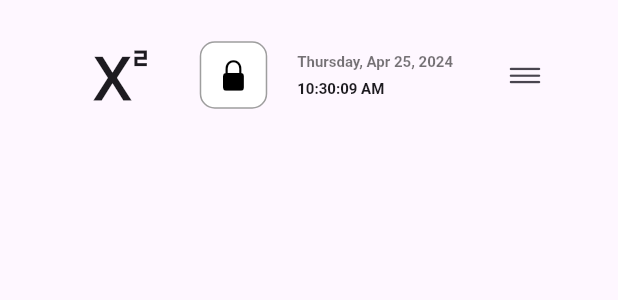
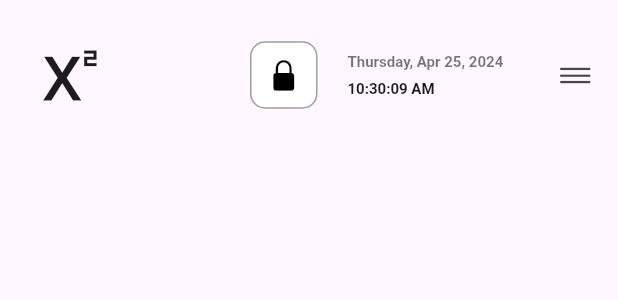
Before and after one commit to FaisalNazir28/portfolio, a Flutter app: the CustomHeader widget shown alone on an empty page, opened directly, on a phone screen of 412 x 824 dp. Shown: the top 300 px of the screen. Run offline on Flutter 3.47's test engine with Material 3 defaults, Android fonts, the phone set to English and light mode, and no system bars.

Commit message:
Header made responsive-ready for all screen sizes.

```diff
--- a/lib/widgets/header.dart
+++ b/lib/widgets/header.dart
@@ -28,10 +28,16 @@ class _HeaderState extends State<CustomHeader> {
       leading: Padding(
           padding: EdgeInsets.only(
               left: isDesktopScreen
-                  ? 200
+                  ? MediaQuery.of(context).size.width * .2
                   : isTabletScreen
-                      ? 100
-                      : 50),
+                      ? MediaQuery.of(context).size.width * .1
+                      : MediaQuery.of(context).size.width * .04),
+          // padding: EdgeInsets.only(
+          //     left: isDesktopScreen
+          //         ? 200
+          //         : isTabletScreen
+          //             ? 100
+          //             : 50),
           child:
               // Icon(Icons.blur_circular_rounded, size: 50,)
               // Icon(Icons.border_vertical_sharp, size: 50,)
@@ -46,10 +52,16 @@ class _HeaderState extends State<CustomHeader> {
       title: Padding(
         padding: EdgeInsets.only(
             left: isDesktopScreen
-                ? 200
+                ? MediaQuery.of(context).size.width * .2
                 : isTabletScreen
-                    ? 100
-                    : 50),
+                    ? MediaQuery.of(context).size.width * .1
+                    : MediaQuery.of(context).size.width * .04),
+        // padding: EdgeInsets.only(
+        //     left: isDesktopScreen
+        //         ? 200
+        //         : isTabletScreen
+        //         ? 100
+        //         : 50),
         child: Row(
           children: [
             if (!isMobileScreen)
@@ -129,11 +141,19 @@ class _HeaderState extends State<CustomHeader> {
         Padding(
           padding: EdgeInsets.only(
               right: isDesktopScreen
-                  ? 200
+                  ? MediaQuery.of(context).size.width * .2
                   : isTabletScreen
-                      ? 100
-                      : 50),
+                      ? MediaQuery.of(context).size.width * .1
+                      : MediaQuery.of(context).size.width * .04),
         ),
+        // Padding(
+        //   padding: EdgeInsets.only(
+        //       right: isDesktopScreen
+        //           ? 200
+        //           : isTabletScreen
+        //           ? 100
+        //           : 50),
+        // ),
       ],
     );
   }
```
